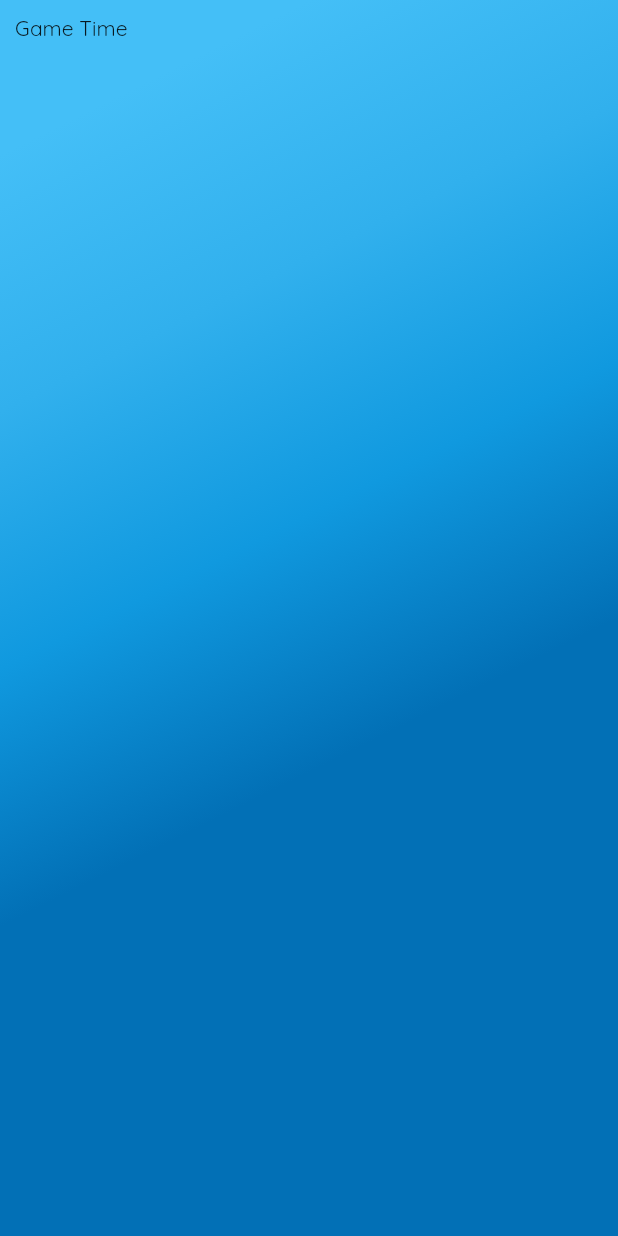
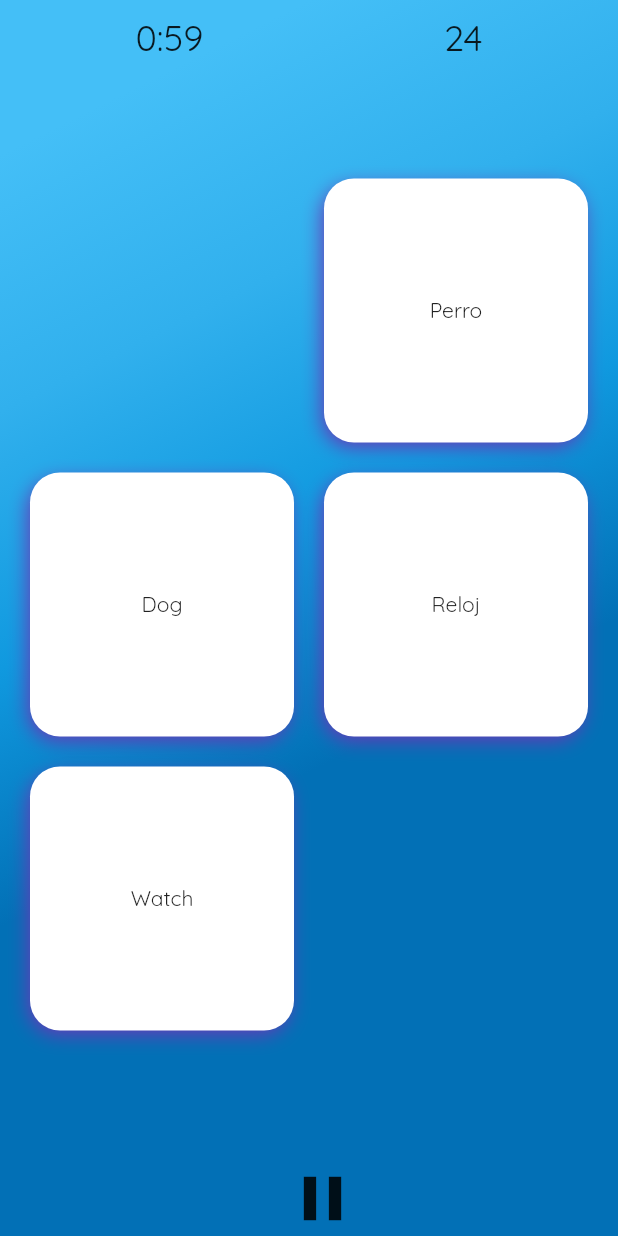
Before and after one commit to NickPGibson/languagellama, a Flutter app: the LlamaGameWidget screen opened directly, on a phone screen of 412 x 824 dp. Run offline on Flutter 3.47's test engine with Material 2 defaults, Android fonts, the phone set to English and light mode, and no system bars; our stand-ins replace bloc_concurrency, equatable, flutter_bloc, go_router.

Commit message:
add game layout

```diff
--- /dev/null
+++ b/lib/pages/match/game_state.dart
@@ -0,0 +1,18 @@
+
+
+import 'package:flutter/material.dart';
+
+class GameState extends StatelessWidget {
+  const GameState({Key? key}) : super(key: key);
+
+  @override
+  Widget build(BuildContext context) {
+    return Row(
+      mainAxisAlignment: MainAxisAlignment.spaceAround,
+      children: const [
+        Text("0:59", style: TextStyle(fontSize: 24),),
+        Text("24", style: TextStyle(fontSize: 24),),
+      ],
+    );
+  }
+}
--- /dev/null
+++ b/lib/widgets/panel.dart
@@ -0,0 +1,45 @@
+import 'package:flutter/material.dart';
+
+
+class Panel extends StatelessWidget {
+  const Panel({
+    required this.child,
+    required this.width,
+    required this.height,
+    required this.visible,
+    Key? key,
+  }) : super(key: key);
+
+  final Widget child;
+  final double width;
+  final double height;
+  final bool visible;
+
+  @override
+  Widget build(BuildContext context) => AnimatedOpacity(
+    opacity: visible ? 1.0 : 0.0,
+    duration: const Duration(milliseconds: 500),
+    child: SizedBox(
+      height: height,
+      width: width,
+      child: Container(
+        decoration: BoxDecoration(
+          borderRadius: BorderRadius.circular(20.0),
+          boxShadow: const [
+            BoxShadow(
+              color: Colors.deepPurple,
+              offset: Offset(-2, 4),
+              blurRadius: 10,
+              spreadRadius: -1,
+            ),
+          ],
+          color: Colors.white,
+        ),
+        padding: const EdgeInsets.fromLTRB(0, 25, 0, 25),
+        margin: const EdgeInsets.all(10), // prevents shadow clipping
+        alignment: Alignment.center,
+        child: child
+      )
+    )
+  );
+}
--- a/pubspec.yaml
+++ b/pubspec.yaml
@@ -32,7 +32,9 @@ dependencies:
   flutter:
     sdk: flutter
   go_router: ^5.0.5
-
+  flutter_bloc: ^8.1.1
+  equatable: ^2.0.5
+  bloc_concurrency: ^0.2.0
   # The following adds the Cupertino Icons font to your application.
   # Use with the CupertinoIcons class for iOS style icons.
   cupertino_icons: ^1.0.2
```
Also changed, not shown: lib/pages/match/match.dart (+45 -1 lines), lib/pages/match/match_bloc.dart (added, +40 -0 lines), lib/pages/match/match_event.dart (added, +14 -0 lines), lib/pages/match/match_state.dart (added, +15 -0 lines), lib/pages/match/match_tile.dart (added, +18 -0 lines), lib/repository/repository.dart (+10 -1 lines), pubspec.lock.
